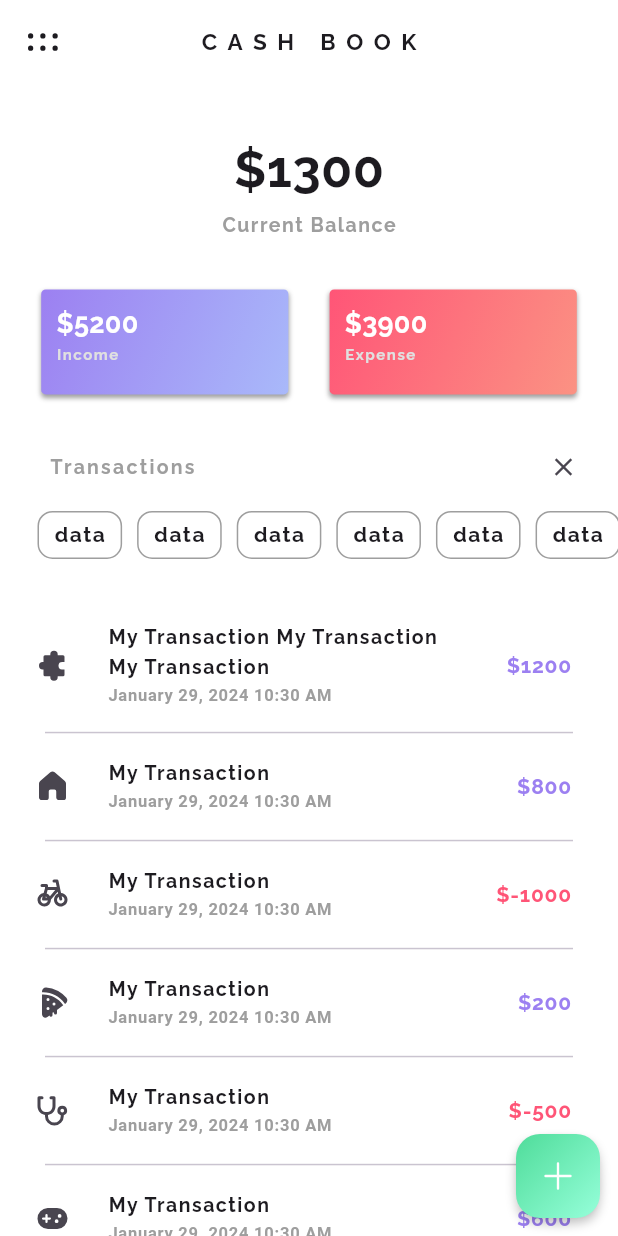
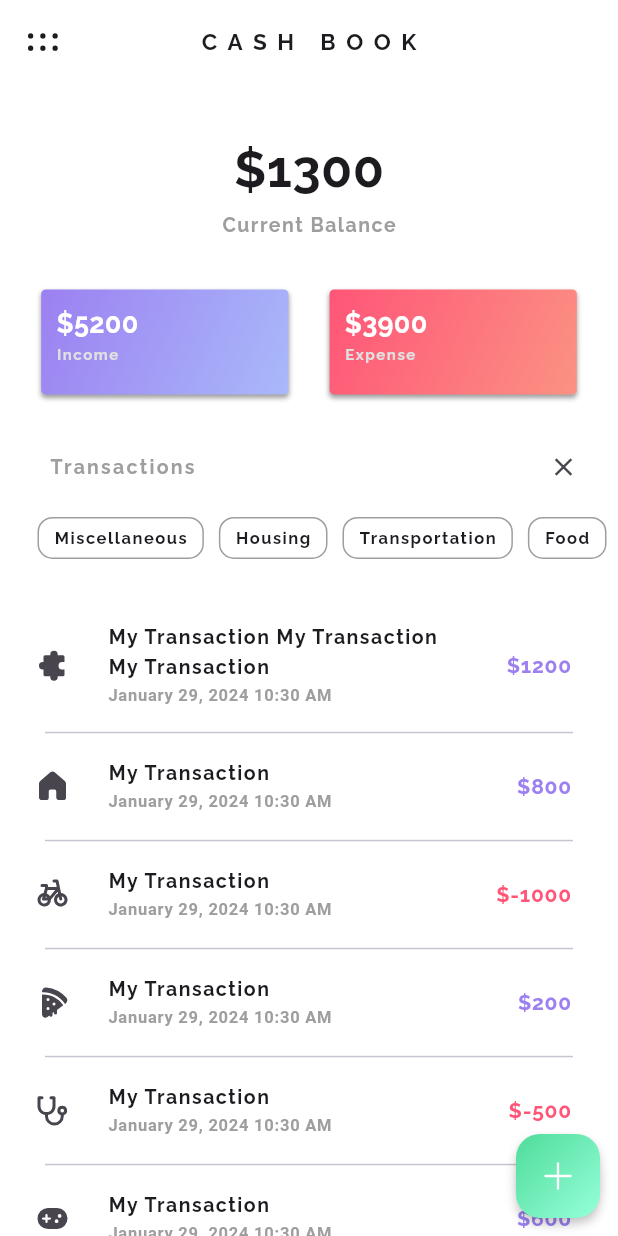
Before and after one commit to itsAliTahir/Expense-Tracker, a Flutter app: the screen it shows after launch, after a tap on an icon or button, on a phone screen of 412 x 824 dp. Run offline on Flutter 3.47's test engine with Material 3 defaults, Android fonts, the phone set to English and light mode, and no system bars; drawn by our look-alikes of animated_flip_counter, delayed_display, flutter_advanced_drawer; our stand-ins replace fl_chart, fluentui_system_icons.

Commit message:
many changed made

```diff
--- a/lib/provider/category_data_provider.dart
+++ b/lib/provider/category_data_provider.dart
@@ -1,8 +1,11 @@
+// ignore_for_file: non_constant_identifier_names
+
+import 'package:cash_book_expense_tracker/provider/transaction_data_provider.dart';
 import 'package:fluentui_system_icons/fluentui_system_icons.dart';
 import 'package:flutter/material.dart';
 import 'models/category_model.dart';
 
-class CategoryDataProvider with ChangeNotifier {
+class CategoryDataProvider extends TransactionDataProvider {
   final List<Categories> _allCategories = [
     Categories(0, AvailableCategories.Miscellaneous.toString().split('.').last,
         FluentIcons.puzzle_piece_24_filled),
@@ -31,6 +34,8 @@ class CategoryDataProvider with ChangeNotifier {
   ];
   final List<int> _selectedCategoriesIndex = [];
 
+  // Getters
+
   List<int> get allSelectedCategories {
     return [..._selectedCategoriesIndex];
   }
@@ -38,4 +43,34 @@ class CategoryDataProvider with ChangeNotifier {
   List<Categories> get allCategories {
     return [..._allCategories];
   }
+
+  // Methods
+
+  List<int> CategoriesToShow() {
+    List<int> temp = [];
+    for (int i = 0; i < fullList.length; i++) {
+      temp.add(fullList[i].iconId);
+    }
+    Set<int> unique = Set.from(temp);
+    List<int> sortedUnique = unique.toList()..sort();
+    return sortedUnique;
+  }
+
+  void Toggleselection(int index) {
+    if (_selectedCategoriesIndex.contains(index)) {
+      _selectedCategoriesIndex.removeWhere((element) => element == index);
+    } else {
+      _selectedCategoriesIndex.add(index);
+    }
+    _selectedCategoriesIndex.sort();
+    print(index);
+    print(_selectedCategoriesIndex);
+    notifyListeners();
+    return;
+  }
+
+  void ResetCategories() {
+    _selectedCategoriesIndex.clear();
+    notifyListeners();
+  }
 }
--- a/lib/provider/models/category_model.dart
+++ b/lib/provider/models/category_model.dart
@@ -1,3 +1,5 @@
+// ignore_for_file: constant_identifier_names
+
 import 'package:flutter/material.dart';
 
 enum AvailableCategories {
--- a/lib/provider/transaction_data_provider.dart
+++ b/lib/provider/transaction_data_provider.dart
@@ -1,3 +1,6 @@
+// ignore_for_file: non_constant_identifier_names
+
+import 'package:cash_book_expense_tracker/provider/category_data_provider.dart';
 import 'package:flutter/material.dart';
 import 'package:intl/intl.dart';
 
@@ -48,6 +51,10 @@ class TransactionDataProvider with ChangeNotifier {
     return [..._myExpensesList.where((element) => element.amount < 0)];
   }
 
+  void ResetState() {
+    notifyListeners();
+  }
+
   num CurrentBalance() {
     num sum = 0;
     for (int i = 0; i < _myExpensesList.length; i++) {
--- a/lib/screens/home_screen/current_balance.dart
+++ b/lib/screens/home_screen/current_balance.dart
@@ -1,3 +1,5 @@
+// ignore_for_file: non_constant_identifier_names
+
 import 'package:flutter/material.dart';
 import 'package:animated_flip_counter/animated_flip_counter.dart';
 import 'package:provider/provider.dart';
--- a/lib/screens/home_screen/home_screen_body.dart
+++ b/lib/screens/home_screen/home_screen_body.dart
@@ -1,6 +1,6 @@
 import 'package:flutter/material.dart';
 import 'package:flutter_advanced_drawer/flutter_advanced_drawer.dart';
-import 'appbar.dart';
+import '../../widgets/appbar.dart';
 import 'current_balance.dart';
 import 'floatingactionbutton.dart';
 import 'income_expenses.dart';
@@ -21,7 +21,7 @@ class MyHomeScreenBody extends StatelessWidget {
       backdropColor: Colors.black,
       disabledGestures: true,
       openRatio: 0.75,
-      drawer: Drawer(),
+      drawer: const Drawer(),
       child: Scaffold(
         appBar: PreferredSize(
             preferredSize: const Size.fromHeight(56),
--- a/lib/screens/home_screen/income_expenses.dart
+++ b/lib/screens/home_screen/income_expenses.dart
@@ -1,5 +1,6 @@
+// ignore_for_file: non_constant_identifier_names
+
 import 'package:cash_book_expense_tracker/provider/themes_data.dart';
-import 'package:cash_book_expense_tracker/screens/income_expense_detail_screen/income_expense_detail_screen_body.dart';
 import 'package:flutter/material.dart';
 import 'package:provider/provider.dart';
 import '../../provider/transaction_data_provider.dart';
--- a/lib/screens/home_screen/select_filter.dart
+++ b/lib/screens/home_screen/select_filter.dart
@@ -1,7 +1,14 @@
-import 'package:cash_book_expense_tracker/widgets/title.dart';
+// ignore_for_file: non_constant_identifier_names
+
+import 'package:cash_book_expense_tracker/provider/themes_data.dart';
+import 'package:cash_book_expense_tracker/widgets/custom_title.dart';
 import 'package:delayed_display/delayed_display.dart';
 import 'package:fluentui_system_icons/fluentui_system_icons.dart';
 import 'package:flutter/material.dart';
+import 'package:provider/provider.dart';
+import 'package:cash_book_expense_tracker/provider/category_data_provider.dart';
+
+import '../../provider/transaction_data_provider.dart';
 
 class MySelectType extends StatefulWidget {
   const MySelectType({super.key});
@@ -17,6 +24,26 @@ class _MySelectTypeState extends State<MySelectType> {
   Widget build(BuildContext context) {
     double screenHeight = MediaQuery.of(context).size.height;
     double screenWidth = MediaQuery.of(context).size.width;
+    final ResetState =
+        Provider.of<TransactionDataProvider>(context, listen: false).ResetState;
+
+    final allCategories =
+        Provider.of<CategoryDataProvider>(context, listen: false).allCategories;
+    final CategoriesToShow =
+        Provider.of<CategoryDataProvider>(context, listen: false)
+            .CategoriesToShow;
+    final Toggleselection =
+        Provider.of<CategoryDataProvider>(context, listen: false)
+            .Toggleselection;
+    final ResetCategories =
+        Provider.of<CategoryDataProvider>(context, listen: false)
+            .ResetCategories;
+    final allSelectedCategories =
+        Provider.of<CategoryDataProvider>(context, listen: false)
+            .allSelectedCategories;
+
+    print(allSelectedCategories);
+    print(CategoriesToShow());
 
     return AnimatedContainer(
       duration: const Duration(milliseconds: 200),
@@ -44,6 +71,10 @@ class _MySelectTypeState extends State<MySelectType> {
                       setState(() {
                         show = !show;
                       });
+                      if (show == false) {
+                        ResetCategories();
+                      }
+                      ResetState();
                     },
                     icon: Icon(
                         show ? Icons.close : FluentIcons.filter_12_regular),
@@ -64,25 +95,46 @@ class _MySelectTypeState extends State<MySelectType> {
                 child: Row(
                   children: [
                     const SizedBox(width: 20),
-                    for (int i = 0; i < 10; i++)
+                    for (int i = 0; i < CategoriesToShow().length; i++)
                       DelayedDisplay(
                         delay: const Duration(milliseconds: 200),
                         slidingBeginOffset: Offset((i + 1) * 1, 0),
                         child: Container(
-                          padding: const EdgeInsets.symmetric(
-                              vertical: 5, horizontal: 10),
                           margin: const EdgeInsets.symmetric(
                               vertical: 10, horizontal: 5),
                           decoration: BoxDecoration(
-                            border: Border.all(color: Colors.grey),
+                            border: Border.all(
+                                width: allSelectedCategories
+                                        .contains(CategoriesToShow()[i])
+                                    ? 2
+                                    : 1,
+                                color: allSelectedCategories
+                                        .contains(CategoriesToShow()[i])
+                                    ? selectDark
+                                    : Colors.grey),
                             borderRadius: BorderRadius.circular(10),
                           ),
-                          child: const Text(
-                            "data",
-                            style: TextStyle(
-                              fontWeight: FontWeight.bold,
-                              letterSpacing: 1,
-                              fontFamily: "Raleway",
+                          child: InkWell(
+                            onTap: () {
+                              Toggleselection(
+                                  allCategories[CategoriesToShow()[i]].id);
+                              setState(() {});
+                            },
+                            borderRadius: BorderRadius.circular(10),
+                            child: Ink(
+                              child: Container(
+                                padding: const EdgeInsets.symmetric(
+                                    vertical: 5, horizontal: 10),
+                                child: Text(
+                                  allCategories[CategoriesToShow()[i]].name,
+                                  style: const TextStyle(
+                                    fontWeight: FontWeight.bold,
+                                    letterSpacing: 1,
+                                    fontSize: 11,
+                                    fontFamily: "Raleway",
+                                  ),
+                                ),
+                              ),
                             ),
                           ),
                         ),
--- a/lib/screens/home_screen/transactions_list.dart
+++ b/lib/screens/home_screen/transactions_list.dart
@@ -1,4 +1,5 @@
 import 'package:cash_book_expense_tracker/provider/category_data_provider.dart';
+import 'package:cash_book_expense_tracker/provider/models/transaction_model.dart';
 import 'package:cash_book_expense_tracker/provider/themes_data.dart';
 import 'package:delayed_display/delayed_display.dart';
 import 'package:flutter/material.dart';
@@ -10,10 +11,21 @@ class MyTransactionsList extends StatelessWidget {
 
   @override
   Widget build(BuildContext context) {
-    final itemsList =
+    final fullList =
         Provider.of<TransactionDataProvider>(context, listen: false).fullList;
+
     final allCategories =
         Provider.of<CategoryDataProvider>(context, listen: false).allCategories;
+    final allSelectedCategories =
+        Provider.of<CategoryDataProvider>(context, listen: false)
+            .allSelectedCategories;
+    print(allSelectedCategories.length);
+
+    List<Transaction> itemsList = fullList.where((item) {
+      return allSelectedCategories.isEmpty ||
+          allSelectedCategories.contains(item.iconId);
+    }).toList();
+
     return Expanded(
       child: ListView.separated(
         padding: const EdgeInsets.only(top: 0, left: 0, right: 0, bottom: 60),
@@ -21,10 +33,12 @@ class MyTransactionsList extends StatelessWidget {
         itemBuilder: (BuildContext context, int index) {
           return DelayedDisplay(
             child: Container(
-              margin: EdgeInsets.symmetric(horizontal: 7),
+              margin: const EdgeInsets.symmetric(horizontal: 7),
               child: ListTile(
                 horizontalTitleGap: 25,
-                leading: Icon(allCategories[itemsList[index].iconId].icon),
+                leading: Tooltip(
+                    message: allCategories[itemsList[index].iconId].name,
+                    child: Icon(allCategories[itemsList[index].iconId].icon)),
                 title: Column(
                   crossAxisAlignment: CrossAxisAlignment.start,
                   children: [
@@ -63,7 +77,8 @@ class MyTransactionsList extends StatelessWidget {
         separatorBuilder: (context, index) {
           return DelayedDisplay(
             child: Container(
-                margin: EdgeInsets.symmetric(horizontal: 30), child: Divider()),
+                margin: const EdgeInsets.symmetric(horizontal: 30),
+                child: const Divider()),
           );
         },
       ),
--- a/lib/screens/income_expense_detail_screen/ie_graph.dart
+++ b/lib/screens/income_expense_detail_screen/ie_graph.dart
@@ -1,3 +1,5 @@
+// ignore_for_file: prefer_typing_uninitialized_variables
+
 import 'package:delayed_display/delayed_display.dart';
 import 'package:fl_chart/fl_chart.dart';
 import 'package:flutter/material.dart';
@@ -43,7 +45,7 @@ class MyIncomeExpenseGraph extends StatelessWidget {
                     backgroundColor: Colors.transparent,
                     lineTouchData: const LineTouchData(
                         touchTooltipData: LineTouchTooltipData(
-                            tooltipBgColor: Color.fromARGB(255, 41, 41, 41))),
+                            tooltipBgColor: Color.fromARGB(255, 60, 60, 60))),
                     borderData: FlBorderData(border: const Border()),
                     titlesData: const FlTitlesData(
                       rightTitles: AxisTitles(drawBelowEverything: false),
@@ -107,7 +109,7 @@ class MyIncomeExpenseGraph extends StatelessWidget {
                           5,
                         ],
                         spots: [
-                          FlSpot(0, 0),
+                          const FlSpot(0, 0),
                           for (int i = 1; i <= sumList.length; i++)
                             FlSpot(i.toDouble(), sumList[i - 1].toDouble()),
                         ],
--- a/lib/screens/home_screen/appbar.dart
+++ b/lib/widgets/appbar.dart
@@ -1,3 +1,5 @@
+// ignore_for_file: prefer_typing_uninitialized_variables
+
 import 'package:fluentui_system_icons/fluentui_system_icons.dart';
 import 'package:flutter/material.dart';
 
--- a/lib/widgets/title.dart
+++ b/lib/widgets/custom_title.dart
@@ -1,6 +1,7 @@
 import 'package:delayed_display/delayed_display.dart';
 import 'package:flutter/material.dart';
 
+// ignore: must_be_immutable
 class CustomTitle extends StatelessWidget {
   String title;
   bool transition;
--- a/lib/widgets/gradient_box.dart
+++ b/lib/widgets/gradient_box.dart
@@ -1,6 +1,7 @@
 import 'package:animated_flip_counter/animated_flip_counter.dart';
 import 'package:flutter/material.dart';
 
+// ignore: must_be_immutable
 class GradientBox extends StatelessWidget {
   num amount;
   String title;
@@ -18,7 +19,6 @@ class GradientBox extends StatelessWidget {
   @override
   Widget build(BuildContext context) {
     double screenWidth = MediaQuery.of(context).size.width;
-    final routeName = ModalRoute.of(context)!.settings.name;
     return Hero(
       tag: title,
       child: GestureDetector(
```
Also changed, not shown: lib/screens/income_expense_detail_screen/income_expense_detail_screen_body.dart (+4 -3 lines).
